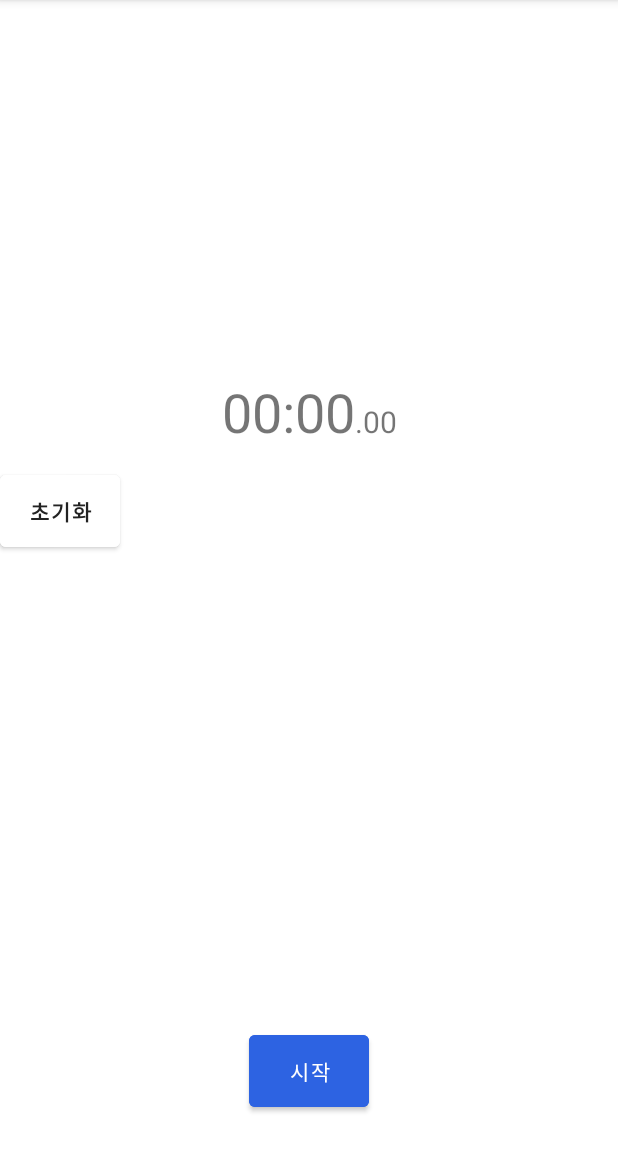
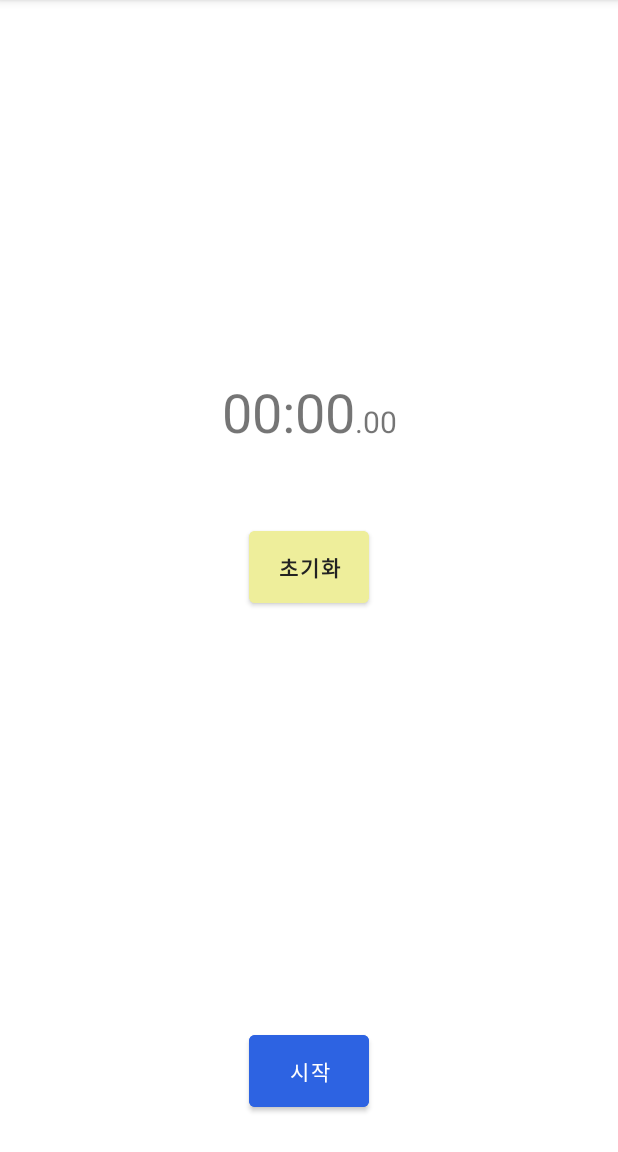
Before and after one commit to Tchaikovsky1114/kotlin-stopwatch, an Android app: the screen it shows after launch (MainActivity), on a phone screen of 412 x 824 dp, the part 84-1236 px from its top. Run offline under Robolectric (Android 15) with nearby library versions, the phone set to English and light mode, and no system bars.

Commit message:
feat: stopwatch 완성!

```diff
--- a/app/src/main/java/com/example/stopwatch/MainActivity.kt
+++ b/app/src/main/java/com/example/stopwatch/MainActivity.kt
@@ -2,10 +2,94 @@ package com.example.stopwatch
 
 import androidx.appcompat.app.AppCompatActivity
 import android.os.Bundle
+import android.view.View
+import android.widget.Button
+import android.widget.TextView
+import java.util.Timer
+import kotlin.concurrent.timer
 
-class MainActivity : AppCompatActivity() {
+class MainActivity : AppCompatActivity(), View.OnClickListener {
+
+
+    private lateinit var btn_start : Button
+    private lateinit var btn_refresh : Button
+    private lateinit var tv_minute : TextView
+    private lateinit var tv_second : TextView
+    private lateinit var tv_millisecond : TextView
+
+    private var isRunning = false
+
+    private var timer : Timer? = null
+    private var time = 0
+
     override fun onCreate(savedInstanceState: Bundle?) {
         super.onCreate(savedInstanceState)
         setContentView(R.layout.activity_main)
+
+        btn_start = findViewById(R.id.button_start)
+        btn_refresh = findViewById(R.id.button_refresh)
+        tv_minute = findViewById(R.id.minute)
+        tv_second = findViewById(R.id.second)
+        tv_millisecond = findViewById(R.id.millisecond)
+
+        // this = OnClickListener를 뜻함.
+        btn_start.setOnClickListener(this)
+        btn_refresh.setOnClickListener(this)
+    }
+
+    override fun onClick(view: View?) {
+        when(view?.id) {
+            R.id.button_start -> {
+                if(isRunning) {
+                    pause()
+                } else {
+                    start()
+                }
+            }
+            R.id.button_refresh -> {
+                refresh()
+            }
+        }
+    }
+
+    private fun start() {
+        btn_start.text = getString(R.string.btn_pause)
+        btn_start.setBackgroundColor(getColor(R.color.btn_pause))
+        isRunning = true
+
+        timer = timer(period = 10) {
+            time++
+
+            val milliSecond = time%100
+            val second = (time % 6000) / 100
+            val minute = time / 6000
+
+            // background 쓰레드는 UI에 접근할 수 없음.
+            // 접근하기 위해 runOnUiThread 사용.
+            runOnUiThread {
+                if(isRunning){
+                    tv_millisecond.text = if(milliSecond < 10) ".0${milliSecond}" else ".${milliSecond}"
+                    tv_second.text = if(second < 10) ".0${second}" else ".${second}"
+                    tv_minute.text = "$minute"
+                }
+            }
+        }
+    }
+    private fun pause() {
+        timer?.cancel()
+        btn_start.text = getString(R.string.btn_start)
+        btn_start.setBackgroundColor(getColor(R.color.btn_start))
+        isRunning = false
+    }
+
+    private fun refresh() {
+        time = 0
+        runOnUiThread {
+            tv_millisecond.text = ".00"
+            tv_second.text = ".00"
+            tv_minute.text = "00"
+        }
+        pause()
+
     }
 }
--- a/app/src/main/res/layout/activity_main.xml
+++ b/app/src/main/res/layout/activity_main.xml
@@ -37,34 +37,37 @@
         android:layout_height="wrap_content"
         android:text=".00"
         android:textSize="20sp"
-
         app:layout_constraintBaseline_toBaselineOf="@+id/second"
         app:layout_constraintEnd_toEndOf="parent"
         app:layout_constraintHorizontal_bias="0.5"
-        app:layout_constraintStart_toEndOf="@+id/second" />
-
-    <Button
-        android:layout_width="80dp"
-        android:layout_height="60dp"
-        android:text="시작"
-        android:backgroundTint="#2d63e2"
-        app:layout_constraintBottom_toBottomOf="parent"
-        app:layout_constraintStart_toStartOf="parent"
-        app:layout_constraintEnd_toEndOf="parent"
-        android:layout_marginBottom="24dp"
+        app:layout_constraintStart_toEndOf="@+id/second"
         />
 
     <Button
+        android:id="@+id/button_start"
         android:layout_width="80dp"
         android:layout_height="60dp"
-        android:backgroundTint="#Fff"
+        android:layout_marginBottom="24dp"
+        android:backgroundTint="@color/btn_start"
+        android:text="@string/btn_start"
+        app:layout_constraintBottom_toBottomOf="parent"
+        app:layout_constraintEnd_toEndOf="parent"
+        app:layout_constraintStart_toStartOf="parent" />
+
+    <Button
+        android:id="@+id/button_refresh"
+        android:layout_width="80dp"
+        android:layout_height="60dp"
         android:layout_marginTop="12dp"
-        android:text="초기화"
-        tools:layout_editor_absoluteX="165dp"
-        tools:layout_editor_absoluteY="16dp"
-        app:layout_constraintTop_toBottomOf="@+id/second"
+        android:backgroundTint="@color/btn_restart"
+        android:text="@string/btn_restart"
         android:textColor="#222"
         android:textStyle="bold"
-        />
+        app:layout_constraintBottom_toTopOf="@+id/button_start"
+        app:layout_constraintEnd_toEndOf="parent"
+        app:layout_constraintHorizontal_bias="0.501"
+        app:layout_constraintStart_toStartOf="parent"
+        app:layout_constraintTop_toBottomOf="@+id/second"
+        app:layout_constraintVertical_bias="0.12" />
 
 </androidx.constraintlayout.widget.ConstraintLayout>
--- a/app/src/main/res/values/colors.xml
+++ b/app/src/main/res/values/colors.xml
@@ -2,9 +2,13 @@
 <resources>
     <color name="purple_200">#FFBB86FC</color>
     <color name="purple_500">#FF6200EE</color>
-    <color name="purple_700">#FF3700B3</color>
+    <color name="purple_700">#FF6200EE</color>
+    <color name="deep_blue">#FF3700B3</color>
     <color name="teal_200">#FF03DAC5</color>
     <color name="teal_700">#FF018786</color>
     <color name="black">#FF000000</color>
     <color name="white">#FFFFFFFF</color>
+    <color name="btn_start">#2d63e2</color>
+    <color name="btn_restart">#eeee9b</color>
+    <color name="btn_pause">#f41</color>
 </resources>
--- a/app/src/main/res/values/strings.xml
+++ b/app/src/main/res/values/strings.xml
@@ -1,3 +1,6 @@
 <resources>
     <string name="app_name">Stopwatch</string>
+    <string name="btn_start">시작</string>
+    <string name="btn_restart">초기화</string>
+    <string name="btn_pause">일시정지</string>
 </resources>
```
Also changed, not shown: app/build.gradle (+3 -4 lines).
